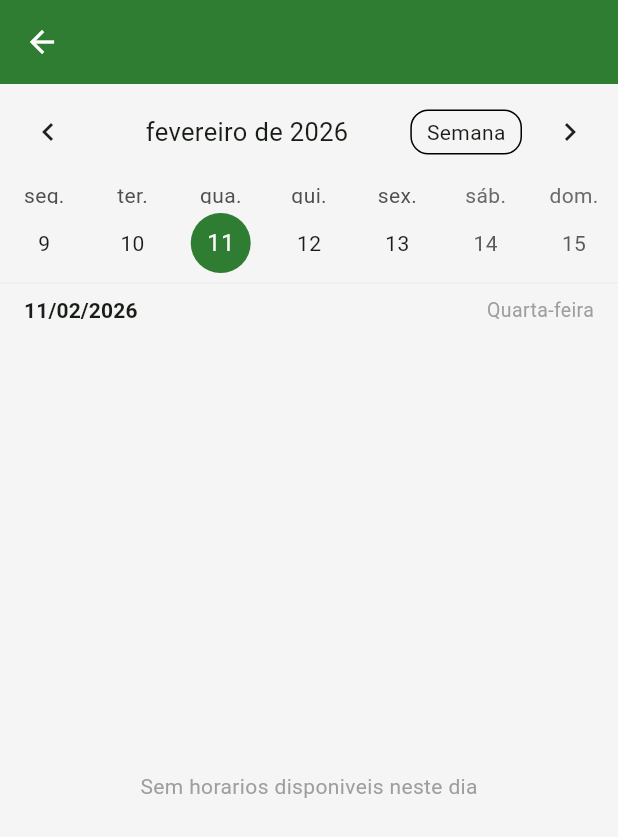
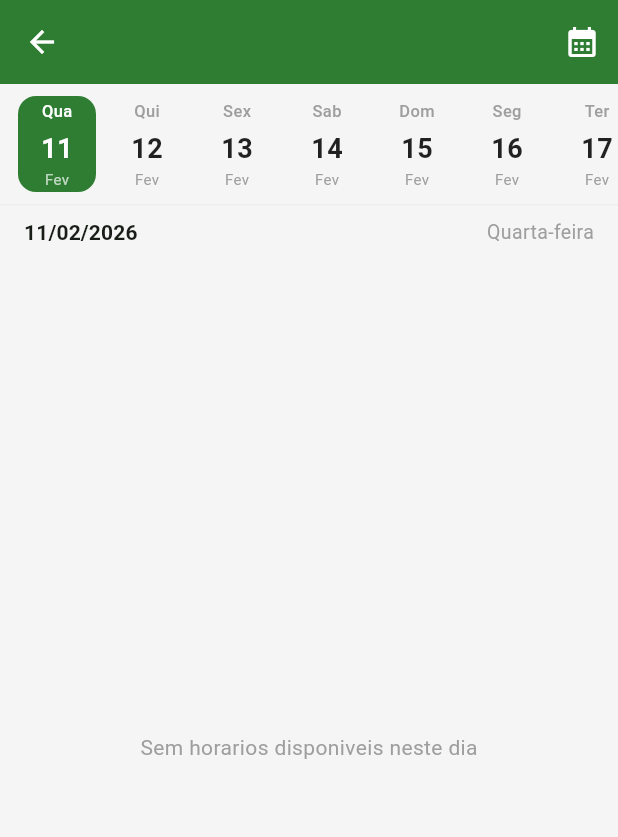
Before and after one commit to raphaelddoliveira/sistema_ranking_ats, a Flutter app: the CourtScheduleScreen screen opened directly with empty values, on a phone screen of 412 x 824 dp. Shown: the top 837 px of the screen. Run offline on Flutter 3.47's test engine with Material 3 defaults, Android fonts, the phone set to English and light mode, and no system bars; drawn by our look-alikes of table_calendar; our stand-ins replace cached_network_image, fl_chart, flutter_dotenv, flutter_riverpod, go_router, google_sign_in and 2 more; accounts and stored records are empty.

Commit message:
fix: substituir table_calendar por date selector customizado
O pacote table_calendar causava Assertion failed (box.dart,
mouse_tracker.dart) e Unexpected null value no Flutter 3.38/Windows.
Substituido por seletor horizontal de datas nativo com:
- Strip scrollavel de 60 dias
- Destaque do dia selecionado e hoje
- Botao de date picker nativo no AppBar
- Zero dependencias externas para o calendario

Co-Authored-By: Claude Opus 4.6 <noreply@anthropic.com>

```diff
--- a/lib/features/courts/view/court_schedule_screen.dart
+++ b/lib/features/courts/view/court_schedule_screen.dart
@@ -1,7 +1,5 @@
 import 'package:flutter/material.dart';
 import 'package:flutter_riverpod/flutter_riverpod.dart';
-import 'package:intl/date_symbol_data_local.dart';
-import 'package:table_calendar/table_calendar.dart';
 
 import '../../../core/theme/app_colors.dart';
 import '../../../core/utils/snackbar_utils.dart';
@@ -21,33 +19,35 @@ class CourtScheduleScreen extends ConsumerStatefulWidget {
 }
 
 class _CourtScheduleScreenState extends ConsumerState<CourtScheduleScreen> {
-  DateTime _selectedDate = DateTime.now();
-  CalendarFormat _calendarFormat = CalendarFormat.week;
-  bool _localeReady = false;
+  late DateTime _selectedDate;
+  late final ScrollController _dateScrollController;
+
+  // Generate 60 days starting from today
+  late final List<DateTime> _dates;
 
   @override
   void initState() {
     super.initState();
-    _initLocale();
+    final today = DateTime.now();
+    _selectedDate = DateTime(today.year, today.month, today.day);
+    _dates = List.generate(
+      60,
+      (i) => DateTime(today.year, today.month, today.day + i),
+    );
+    _dateScrollController = ScrollController();
   }
 
-  Future<void> _initLocale() async {
-    await initializeDateFormatting('pt_BR');
-    if (mounted) {
-      setState(() => _localeReady = true);
-    }
+  @override
+  void dispose() {
+    _dateScrollController.dispose();
+    super.dispose();
   }
 
   @override
   Widget build(BuildContext context) {
-    if (!_localeReady) {
-      return Scaffold(
-        appBar: AppBar(title: Text(widget.court.name)),
-        body: const Center(child: CircularProgressIndicator()),
-      );
-    }
     // Convert DateTime.weekday (1=Mon, 7=Sun) to DB format (0=Sun, 6=Sat)
-    final dbDayOfWeek = _selectedDate.weekday == 7 ? 0 : _selectedDate.weekday;
+    final dbDayOfWeek =
+        _selectedDate.weekday == 7 ? 0 : _selectedDate.weekday;
 
     final slotsAsync = ref.watch(courtSlotsProvider(
       (courtId: widget.court.id, dayOfWeek: dbDayOfWeek),
@@ -59,45 +59,23 @@ class _CourtScheduleScreenState extends ConsumerState<CourtScheduleScreen> {
     return Scaffold(
       appBar: AppBar(
         title: Text(widget.court.name),
+        actions: [
+          IconButton(
+            onPressed: _openDatePicker,
+            icon: const Icon(Icons.calendar_month),
+            tooltip: 'Escolher data',
+          ),
+        ],
       ),
       body: Column(
         children: [
-          TableCalendar(
-            firstDay: DateTime.now().subtract(const Duration(days: 7)),
-            lastDay: DateTime.now().add(const Duration(days: 60)),
-            focusedDay: _selectedDate,
-            selectedDayPredicate: (day) => isSameDay(day, _selectedDate),
-            calendarFormat: _calendarFormat,
-            onFormatChanged: (format) =>
-                setState(() => _calendarFormat = format),
-            onDaySelected: (selectedDay, focusedDay) {
-              setState(() => _selectedDate = selectedDay);
-            },
-            locale: 'pt_BR',
-            startingDayOfWeek: StartingDayOfWeek.monday,
-            headerStyle: const HeaderStyle(
-              formatButtonShowsNext: false,
-              titleCentered: true,
-            ),
-            calendarStyle: CalendarStyle(
-              selectedDecoration: const BoxDecoration(
-                color: AppColors.primary,
-                shape: BoxShape.circle,
-              ),
-              todayDecoration: BoxDecoration(
-                color: AppColors.primary.withAlpha(60),
-                shape: BoxShape.circle,
-              ),
-            ),
-            availableCalendarFormats: const {
-              CalendarFormat.week: 'Semana',
-              CalendarFormat.twoWeeks: '2 Semanas',
-              CalendarFormat.month: 'Mes',
-            },
-          ),
+          // Date selector strip
+          _buildDateSelector(),
           const Divider(height: 1),
+          // Selected date info
           Padding(
-            padding: const EdgeInsets.symmetric(horizontal: 16, vertical: 8),
+            padding:
+                const EdgeInsets.symmetric(horizontal: 16, vertical: 8),
             child: Row(
               children: [
                 Text(
@@ -109,11 +87,13 @@ class _CourtScheduleScreenState extends ConsumerState<CourtScheduleScreen> {
                 const Spacer(),
                 Text(
                   _dayOfWeekLabel(dbDayOfWeek),
-                  style: const TextStyle(color: Colors.grey, fontSize: 13),
+                  style:
+                      const TextStyle(color: Colors.grey, fontSize: 13),
                 ),
               ],
             ),
           ),
+          // Slots list
           Expanded(
             child: slotsAsync.when(
               data: (slots) {
@@ -127,22 +107,18 @@ class _CourtScheduleScreenState extends ConsumerState<CourtScheduleScreen> {
                 }
 
                 return reservationsAsync.when(
-                  data: (reservations) => _SlotsGrid(
-                    court: widget.court,
-                    slots: slots,
-                    reservations: reservations,
-                    selectedDate: _selectedDate,
-                  ),
+                  data: (reservations) => _buildSlotsList(slots, reservations),
                   loading: () =>
                       const Center(child: CircularProgressIndicator()),
-                  error: (_, _) => const Center(
-                    child: Text('Erro ao carregar reservas'),
+                  error: (err, _) => Center(
+                    child: Text('Erro ao carregar reservas: $err'),
                   ),
                 );
               },
-              loading: () => const Center(child: CircularProgressIndicator()),
-              error: (_, _) => const Center(
-                child: Text('Erro ao carregar horarios'),
+              loading: () =>
+                  const Center(child: CircularProgressIndicator()),
+              error: (err, _) => Center(
+                child: Text('Erro ao carregar horarios: $err'),
               ),
             ),
           ),
@@ -151,51 +127,94 @@ class _CourtScheduleScreenState extends ConsumerState<CourtScheduleScreen> {
     );
   }
 
-  String _formatDateLabel(DateTime date) {
-    return '${date.day.toString().padLeft(2, '0')}/${date.month.toString().padLeft(2, '0')}/${date.year}';
+  Widget _buildDateSelector() {
+    return SizedBox(
+      height: 80,
+      child: ListView.builder(
+        controller: _dateScrollController,
+        scrollDirection: Axis.horizontal,
+        padding: const EdgeInsets.symmetric(horizontal: 8, vertical: 8),
+        itemCount: _dates.length,
+        itemBuilder: (context, index) {
+          final date = _dates[index];
+          final isSelected = date.year == _selectedDate.year &&
+              date.month == _selectedDate.month &&
+              date.day == _selectedDate.day;
+          final isToday = index == 0;
+
+          return GestureDetector(
+            onTap: () => setState(() => _selectedDate = date),
+            child: Container(
+              width: 52,
+              margin: const EdgeInsets.symmetric(horizontal: 4),
+              decoration: BoxDecoration(
+                color: isSelected
+                    ? AppColors.primary
+                    : isToday
+                        ? AppColors.primary.withAlpha(20)
+                        : Colors.transparent,
+                borderRadius: BorderRadius.circular(12),
+                border: isToday && !isSelected
+                    ? Border.all(color: AppColors.primary.withAlpha(80))
+                    : null,
+              ),
+              child: Column(
+                mainAxisAlignment: MainAxisAlignment.center,
+                children: [
+                  Text(
+                    _dayShort(date.weekday),
+                    style: TextStyle(
+                      fontSize: 11,
+                      fontWeight: FontWeight.w500,
+                      color: isSelected ? Colors.white : Colors.grey,
+                    ),
+                  ),
+                  const SizedBox(height: 4),
+                  Text(
+                    '${date.day}',
+                    style: TextStyle(
+                      fontSize: 18,
+                      fontWeight: FontWeight.bold,
+                      color: isSelected
+                          ? Colors.white
+                          : isToday
+                              ? AppColors.primary
+                              : Colors.black87,
+                    ),
+                  ),
+                  Text(
+                    _monthShort(date.month),
+                    style: TextStyle(
+                      fontSize: 10,
+                      color: isSelected
+                          ? Colors.white70
+                          : Colors.grey.shade500,
+                    ),
+                  ),
+                ],
+              ),
+            ),
+          );
+        },
+      ),
+    );
   }
 
-  String _dayOfWeekLabel(int dow) {
-    return switch (dow) {
-      0 => 'Domingo',
-      1 => 'Segunda-feira',
-      2 => 'Terca-feira',
-      3 => 'Quarta-feira',
-      4 => 'Quinta-feira',
-      5 => 'Sexta-feira',
-      6 => 'Sabado',
-      _ => '',
-    };
-  }
-}
-
-class _SlotsGrid extends ConsumerWidget {
-  final CourtModel court;
-  final List<CourtSlotModel> slots;
-  final List<ReservationModel> reservations;
-  final DateTime selectedDate;
-
-  const _SlotsGrid({
-    required this.court,
-    required this.slots,
-    required this.reservations,
-    required this.selectedDate,
-  });
-
-  @override
-  Widget build(BuildContext context, WidgetRef ref) {
+  Widget _buildSlotsList(
+    List<CourtSlotModel> slots,
+    List<ReservationModel> reservations,
+  ) {
     final now = DateTime.now();
-    final isToday = selectedDate.year == now.year &&
-        selectedDate.month == now.month &&
-        selectedDate.day == now.day;
-    final isPast = selectedDate.isBefore(DateTime(now.year, now.month, now.day));
+    final today = DateTime(now.year, now.month, now.day);
+    final isToday = _selectedDate.isAtSameMomentAs(today);
+    final isPast = _selectedDate.isBefore(today);
 
     return ListView.builder(
       padding: const EdgeInsets.symmetric(horizontal: 12, vertical: 4),
       itemCount: slots.length,
       itemBuilder: (context, index) {
         final slot = slots[index];
-        final reservation = _findReservation(slot);
+        final reservation = _findReservation(slot, reservations);
         final isReserved = reservation != null;
 
         final slotHour = int.tryParse(slot.startTime.split(':')[0]) ?? 0;
@@ -210,7 +229,8 @@ class _SlotsGrid extends ConsumerWidget {
         return Card(
           margin: const EdgeInsets.only(bottom: 6),
           child: Padding(
-            padding: const EdgeInsets.symmetric(horizontal: 12, vertical: 10),
+            padding:
+                const EdgeInsets.symmetric(horizontal: 12, vertical: 10),
             child: Row(
               children: [
                 // Time box
@@ -252,7 +272,8 @@ class _SlotsGrid extends ConsumerWidget {
                             : isSlotPast
                                 ? 'Horario passado'
                                 : 'Disponivel',
-                        style: TextStyle(fontSize: 12, color: statusColor),
+                        style:
+                            TextStyle(fontSize: 12, color: statusColor),
                       ),
                     ],
                   ),
@@ -262,10 +283,10 @@ class _SlotsGrid extends ConsumerWidget {
                   SizedBox(
                     height: 36,
                     child: ElevatedButton(
-                      onPressed: () =>
-                          _confirmReservation(context, ref, slot),
+                      onPressed: () => _confirmReservation(slot),
                       style: ElevatedButton.styleFrom(
-                        padding: const EdgeInsets.symmetric(horizontal: 16),
+                        padding:
+                            const EdgeInsets.symmetric(horizontal: 16),
                       ),
                       child: const Text('Reservar',
                           style: TextStyle(fontSize: 13)),
@@ -281,34 +302,39 @@ class _SlotsGrid extends ConsumerWidget {
     );
   }
 
-  static String _formatTime(String time) {
-    final parts = time.split(':');
-    if (parts.length >= 2) return '${parts[0]}:${parts[1]}';
-    return time;
+  Future<void> _openDatePicker() async {
+    final picked = await showDatePicker(
+      context: context,
+      initialDate: _selectedDate,
+      firstDate: DateTime.now(),
+      lastDate: DateTime.now().add(const Duration(days: 60)),
+      locale: const Locale('pt', 'BR'),
+    );
+    if (picked != null) {
+      setState(() => _selectedDate = picked);
+      // Scroll to the selected date in the strip
+      final dayIndex = _dates.indexWhere((d) =>
+          d.year == picked.year &&
+          d.month == picked.month &&
+          d.day == picked.day);
+      if (dayIndex >= 0) {
+        _dateScrollController.animateTo(
+          dayIndex * 60.0,
+          duration: const Duration(milliseconds: 300),
+          curve: Curves.easeInOut,
+        );
+      }
+    }
   }
 
-  ReservationModel? _findReservation(CourtSlotModel slot) {
-    final slotTime = _formatTime(slot.startTime);
-    for (final r in reservations) {
-      if (_formatTime(r.startTime) == slotTime) {
-        return r;
-      }
-    }
-    return null;
-  }
-
-  void _confirmReservation(
-    BuildContext context,
-    WidgetRef ref,
-    CourtSlotModel slot,
-  ) {
+  void _confirmReservation(CourtSlotModel slot) {
     showDialog(
       context: context,
       builder: (ctx) => AlertDialog(
         title: const Text('Confirmar Reserva'),
         content: Text(
-          'Reservar ${court.name} em '
-          '${selectedDate.day.toString().padLeft(2, '0')}/${selectedDate.month.toString().padLeft(2, '0')} '
+          'Reservar ${widget.court.name} em '
+          '${_selectedDate.day.toString().padLeft(2, '0')}/${_selectedDate.month.toString().padLeft(2, '0')} '
           'das ${slot.timeRange}?',
         ),
         actions: [
@@ -323,17 +349,17 @@ class _SlotsGrid extends ConsumerWidget {
                   .read(reservationActionProvider.notifier)
                   .createReservation(
                     courtSlotId: slot.id,
-                    courtId: court.id,
-                    date: selectedDate,
+                    courtId: widget.court.id,
+                    date: _selectedDate,
                     startTime: slot.startTime,
                     endTime: slot.endTime,
                   );
 
-              if (context.mounted) {
+              if (mounted) {
                 if (success) {
                   SnackbarUtils.showSuccess(context, 'Reserva confirmada!');
                   ref.invalidate(courtReservationsProvider(
-                    (courtId: court.id, date: selectedDate),
+                    (courtId: widget.court.id, date: _selectedDate),
                   ));
                   ref.invalidate(myReservationsProvider);
                 } else {
@@ -347,4 +373,69 @@ class _SlotsGrid extends ConsumerWidget {
       ),
     );
   }
+
+  ReservationModel? _findReservation(
+    CourtSlotModel slot,
+    List<ReservationModel> reservations,
+  ) {
+    final slotTime = _formatTime(slot.startTime);
+    for (final r in reservations) {
+      if (_formatTime(r.startTime) == slotTime) return r;
+    }
+    return null;
+  }
+
+  static String _formatTime(String time) {
+    final parts = time.split(':');
+    if (parts.length >= 2) return '${parts[0]}:${parts[1]}';
+    return time;
+  }
+
+  String _formatDateLabel(DateTime date) {
+    return '${date.day.toString().padLeft(2, '0')}/${date.month.toString().padLeft(2, '0')}/${date.year}';
+  }
+
+  static String _dayShort(int weekday) {
+    return switch (weekday) {
+      1 => 'Seg',
+      2 => 'Ter',
+      3 => 'Qua',
+      4 => 'Qui',
+      5 => 'Sex',
+      6 => 'Sab',
+      7 => 'Dom',
+      _ => '',
+    };
+  }
+
+  static String _monthShort(int month) {
+    return switch (month) {
+      1 => 'Jan',
+      2 => 'Fev',
+      3 => 'Mar',
+      4 => 'Abr',
+      5 => 'Mai',
+      6 => 'Jun',
+      7 => 'Jul',
+      8 => 'Ago',
+      9 => 'Set',
+      10 => 'Out',
+      11 => 'Nov',
+      12 => 'Dez',
+      _ => '',
+    };
+  }
+
+  String _dayOfWeekLabel(int dow) {
+    return switch (dow) {
+      0 => 'Domingo',
+      1 => 'Segunda-feira',
+      2 => 'Terca-feira',
+      3 => 'Quarta-feira',
+      4 => 'Quinta-feira',
+      5 => 'Sexta-feira',
+      6 => 'Sabado',
+      _ => '',
+    };
+  }
 }
```
